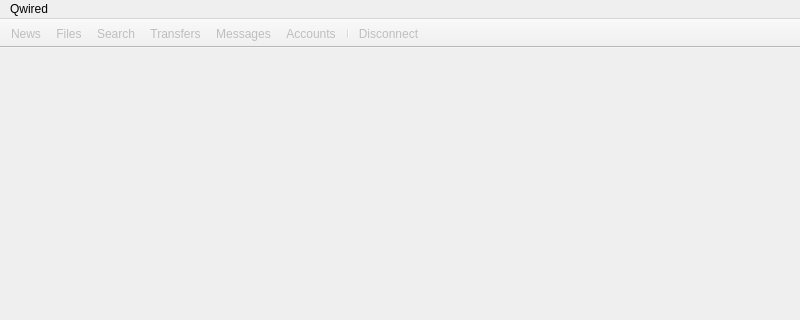
Before: the Qt Designer form qw_client/gui/WinMain.ui in pcjpnet/qwired-suite, drawn with Qt 5; both pictures show x 0 to 800 and y 0 to 320 of the 800 by 600 pixel window.
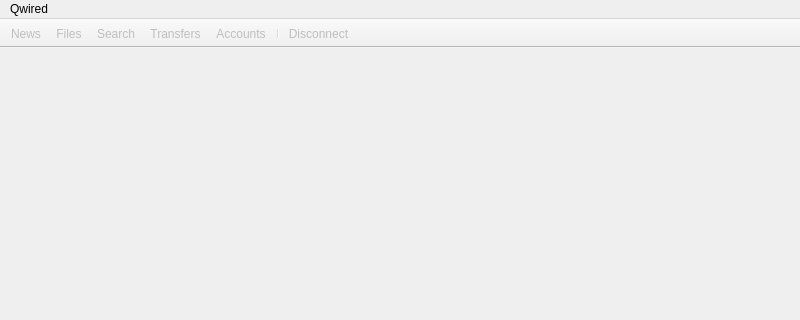
After: the same form once the commit is applied. Icons and pictures are not drawn.

Commit message: Removed the "Messages" button from the toolbar. The fields from the file list in the file browser are no longer editable.

Patch:
```diff
--- a/qw_client/gui/WinMain.ui
+++ b/qw_client/gui/WinMain.ui
@@ -67,14 +67,13 @@
    <attribute name="toolBarBreak" >
     <bool>false</bool>
    </attribute>
-   <addaction name="actionNews" />
-   <addaction name="actionFiles" />
-   <addaction name="actionSearch" />
-   <addaction name="actionTransfers" />
-   <addaction name="actionMessages" />
-   <addaction name="actionAccounts" />
-   <addaction name="separator" />
-   <addaction name="actionDisconnect" />
+   <addaction name="actionNews"/>
+   <addaction name="actionFiles"/>
+   <addaction name="actionSearch"/>
+   <addaction name="actionTransfers"/>
+   <addaction name="actionAccounts"/>
+   <addaction name="separator"/>
+   <addaction name="actionDisconnect"/>
   </widget>
   <action name="actionNewConnection" >
    <property name="text" >
@@ -147,27 +146,12 @@
     <string>Ctrl+N</string>
    </property>
   </action>
-  <action name="actionMessages" >
-   <property name="enabled" >
+  <action name="actionFiles">
+   <property name="enabled">
     <bool>false</bool>
    </property>
-   <property name="icon" >
-    <iconset resource="../application.qrc" >
-     <normaloff>:/icons/32x32/mail-message-new.png</normaloff>:/icons/32x32/mail-message-new.png</iconset>
-   </property>
-   <property name="text" >
-    <string>Messages</string>
-   </property>
-   <property name="shortcut" >
-    <string>Ctrl+E</string>
-   </property>
-  </action>
-  <action name="actionFiles" >
-   <property name="enabled" >
-    <bool>false</bool>
-   </property>
-   <property name="icon" >
-    <iconset resource="../application.qrc" >
+   <property name="icon">
+    <iconset resource="../application.qrc">
      <normaloff>:/icons/files.png</normaloff>:/icons/files.png</iconset>
    </property>
    <property name="text" >
```
Left out of the diff: 208 changed lines with no effect on the pictures. The commit also changes 5 other files.
